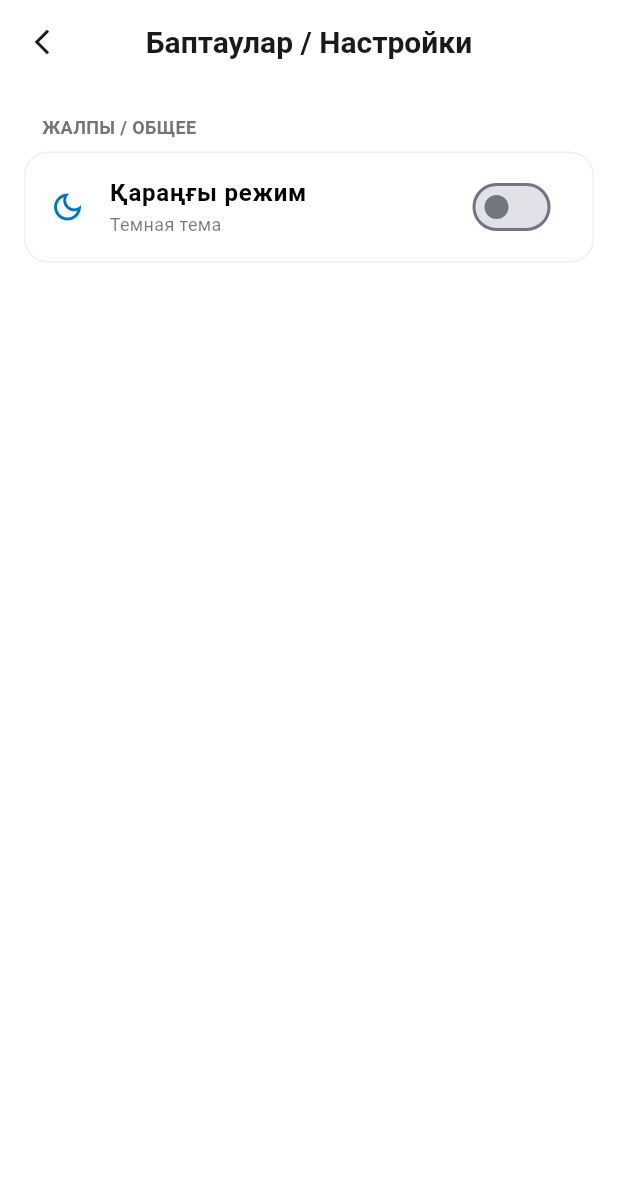
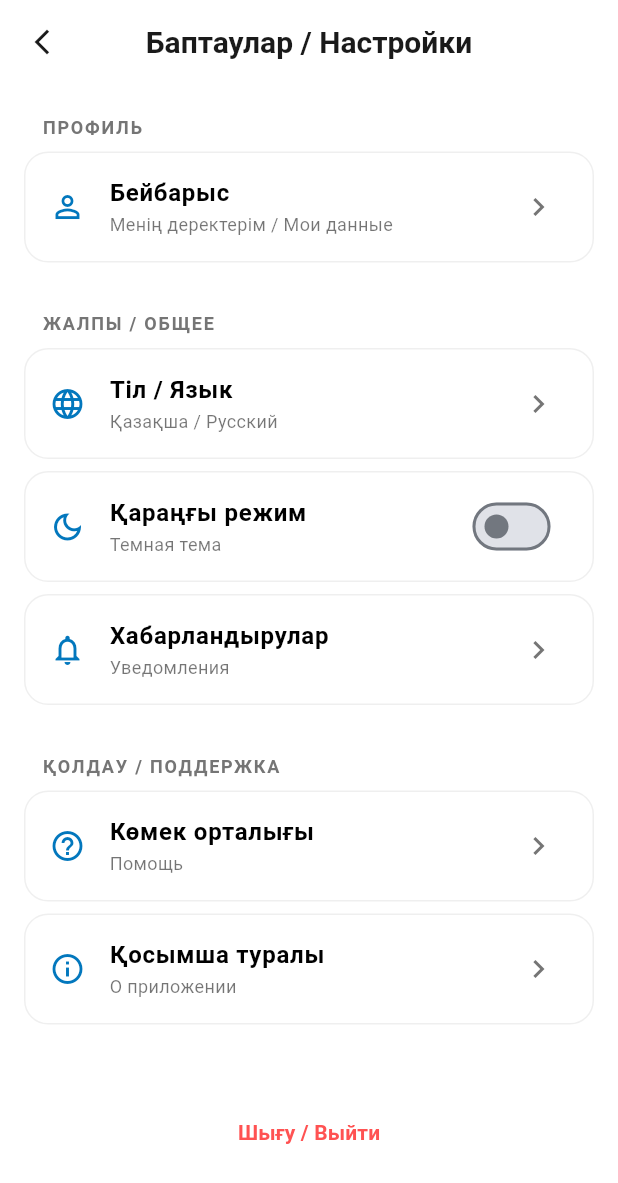
Before and after one commit to bejbaryszappar790-jpg/Taza-soz, a Flutter app: the SettingsScreen screen opened directly, on a phone screen of 412 x 824 dp. Shown: the top 1183 px of the screen. Run offline on Flutter 3.47's test engine with Material 3 defaults, Android fonts, the light colour scheme and no system bars; our stand-ins replace file_picker, image_picker.

Commit message:
Еще раз сделал изменений для настроек

```diff
--- a/mobile_app/lib/screens/settings_screen.dart
+++ b/mobile_app/lib/screens/settings_screen.dart
@@ -9,13 +9,12 @@ class SettingsScreen extends StatefulWidget {
 }
 
 class _SettingsScreenState extends State<SettingsScreen> {
-  // 1. Создаем переменную состояния для темы
+  // Состояние темной темы
   bool _isDarkMode = false;
 
   @override
   Widget build(BuildContext context) {
     return Scaffold(
-      // 2. Меняем цвет фона в зависимости от состояния
       backgroundColor: _isDarkMode
           ? const Color(0xFF121212)
           : AppColors.background,
@@ -45,18 +44,33 @@ class _SettingsScreenState extends State<SettingsScreen> {
         padding: const EdgeInsets.symmetric(horizontal: 16),
         children: [
           const SizedBox(height: 20),
+
+          // РАЗДЕЛ ПРОФИЛЬ
+          _buildSectionTitle("Профиль"),
+          _buildSettingsTile(
+            icon: Icons.person_outline,
+            title: "Бейбарыс",
+            subtitle: "Менің деректерім / Мои данные",
+            onTap: () {},
+          ),
+          const SizedBox(height: 24),
+
+          // РАЗДЕЛ ОБЩЕЕ
           _buildSectionTitle("Жалпы / Общее"),
-
-          // Элемент с переключателем темы
+          _buildSettingsTile(
+            icon: Icons.language,
+            title: "Тіл / Язык",
+            subtitle: "Қазақша / Русский",
+            onTap: () {},
+          ),
           _buildSettingsTile(
             icon: Icons.dark_mode_outlined,
             title: "Қараңғы режим",
             subtitle: "Темная тема",
             trailing: Switch(
-              value: _isDarkMode, // Текущее значение
+              value: _isDarkMode,
               activeColor: AppColors.iconActive,
               onChanged: (bool value) {
-                // 3. САМОЕ ВАЖНОЕ: setState заставляет экран перерисоваться
                 setState(() {
                   _isDarkMode = value;
                 });
@@ -68,11 +82,49 @@ class _SettingsScreenState extends State<SettingsScreen> {
               });
             },
           ),
+          _buildSettingsTile(
+            icon: Icons.notifications_none,
+            title: "Хабарландырулар",
+            subtitle: "Уведомления",
+            onTap: () {},
+          ),
+          const SizedBox(height: 24),
+
+          // РАЗДЕЛ ПОДДЕРЖКА
+          _buildSectionTitle("Қолдау / Поддержка"),
+          _buildSettingsTile(
+            icon: Icons.help_outline,
+            title: "Көмек орталығы",
+            subtitle: "Помощь",
+            onTap: () {},
+          ),
+          _buildSettingsTile(
+            icon: Icons.info_outline,
+            title: "Қосымша туралы",
+            subtitle: "О приложении",
+            onTap: () {},
+          ),
+
+          const SizedBox(height: 40),
+          Center(
+            child: TextButton(
+              onPressed: () {},
+              child: const Text(
+                "Шығу / Выйти",
+                style: TextStyle(
+                  color: Colors.redAccent,
+                  fontWeight: FontWeight.w600,
+                ),
+              ),
+            ),
+          ),
+          const SizedBox(height: 20),
         ],
       ),
     );
   }
 
+  // Вспомогательный виджет для заголовков секций
   Widget _buildSectionTitle(String title) {
     return Padding(
       padding: const EdgeInsets.only(left: 12, bottom: 8),
@@ -82,11 +134,13 @@ class _SettingsScreenState extends State<SettingsScreen> {
           fontSize: 12,
           fontWeight: FontWeight.bold,
           color: _isDarkMode ? Colors.white70 : AppColors.textSecondary,
+          letterSpacing: 1.2,
         ),
       ),
     );
   }
 
+  // Вспомогательный виджет для плиток настроек
   Widget _buildSettingsTile({
     required IconData icon,
     required String title,
@@ -110,7 +164,7 @@ class _SettingsScreenState extends State<SettingsScreen> {
         title: Text(
           title,
           style: TextStyle(
-            fontWeight: FontWeight.w600,
+            fontWeight: FontWeight.w600, // Здесь была ошибка (обрыв кода)
             color: _isDarkMode ? Colors.white : Colors.black,
           ),
         ),
```
